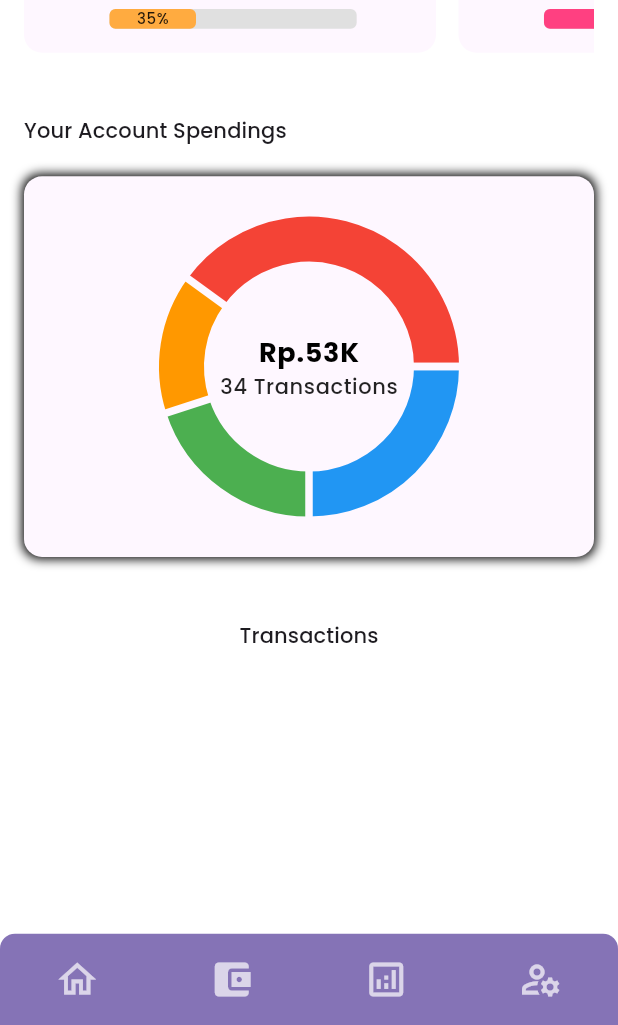
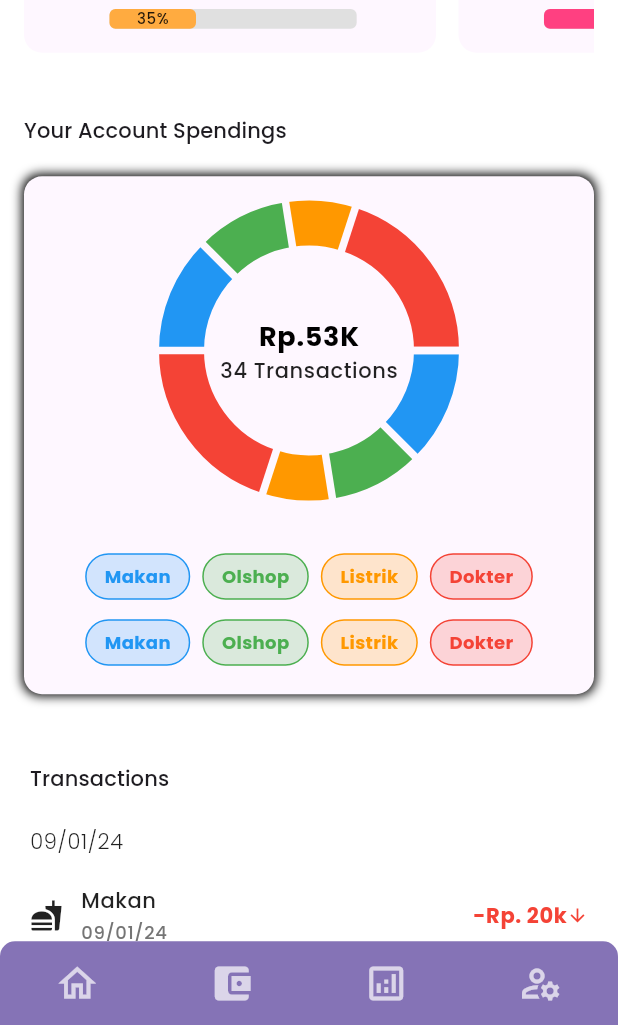
Before and after one commit to Airmax21/mono, a Flutter app: the Budgets screen opened by its route, on a phone screen of 412 x 824 dp, the part 211-1236 px from its top. Run offline on Flutter 3.47's test engine with Material 3 defaults, Android fonts, the phone set to English and light mode, and no system bars; drawn by our look-alikes of fl_chart; our stand-ins replace firebase_analytics, firebase_core, get, get_storage; accounts and stored records are empty.

Commit message:
feat: add legend tag & transactions list in budgets page

```diff
--- a/lib/components/bottom_navigation_bar.dart
+++ b/lib/components/bottom_navigation_bar.dart
@@ -11,7 +11,7 @@ class CustomBottomNavigationBar extends StatelessWidget {
   Widget build(BuildContext context) {
     // TODO: implement build
     return Container(
-      height: getProportionateScreenHeight(60),
+      height: getProportionateScreenHeight(55),
       decoration: BoxDecoration(
         color: Get.theme.primaryColor.withOpacity(0.8),
         borderRadius: BorderRadius.vertical(top: Radius.circular(10)),
--- /dev/null
+++ b/lib/components/legend_tag.dart
@@ -0,0 +1,30 @@
+import 'package:flutter/material.dart';
+import 'package:mono_app/size_config.dart';
+
+class LegendTag extends StatelessWidget {
+  final Color color;
+  final String label;
+
+  const LegendTag({super.key, required this.color, required this.label});
+
+  @override
+  Widget build(BuildContext context) {
+    return Container(
+      padding: EdgeInsets.symmetric(horizontal: 12, vertical: 6),
+      margin: EdgeInsets.symmetric(horizontal: 4, vertical: 4),
+      decoration: BoxDecoration(
+        color: color.withOpacity(0.2),
+        borderRadius: BorderRadius.circular(30),
+        border: Border.all(color: color),
+      ),
+      child: Text(
+        label,
+        style: TextStyle(
+          fontSize: 12,
+          color: color,
+          fontWeight: FontWeight.w600,
+        ),
+      ),
+    );
+  }
+}
--- a/lib/pages/budgets/layouts/summary_spending.dart
+++ b/lib/pages/budgets/layouts/summary_spending.dart
@@ -1,35 +1,70 @@
 import 'package:fl_chart/fl_chart.dart';
 import 'package:flutter/material.dart';
 import 'package:get/get.dart';
+import 'package:mono_app/components/legend_tag.dart';
 import 'package:mono_app/size_config.dart';
 
+final List<Map<String, dynamic>> getSectionsData = [
+  {
+    'color': Colors.blue,
+    'value': 25,
+    'label': '25%',
+    'title': 'Makan',
+  },
+  {
+    'color': Colors.green,
+    'value': 20,
+    'label': '20%',
+    'title': 'Olshop',
+  },
+  {
+    'color': Colors.orange,
+    'value': 15,
+    'label': '15%',
+    'title': 'Listrik',
+  },
+  {
+    'color': Colors.red,
+    'value': 40,
+    'label': '40%',
+    'title': 'Dokter',
+  },
+  {
+    'color': Colors.blue,
+    'value': 25,
+    'label': '25%',
+    'title': 'Makan',
+  },
+  {
+    'color': Colors.green,
+    'value': 20,
+    'label': '20%',
+    'title': 'Olshop',
+  },
+  {
+    'color': Colors.orange,
+    'value': 15,
+    'label': '15%',
+    'title': 'Listrik',
+  },
+  {
+    'color': Colors.red,
+    'value': 40,
+    'label': '40%',
+    'title': 'Dokter',
+  },
+];
+
 List<PieChartSectionData> getSections(int touchedIndex) {
-  return [
-    PieChartSectionData(
-      color: Colors.blue,
-      value: 25,
-      title: touchedIndex == 0 ? '25%' : '',
-      radius: touchedIndex == 0 ? 40 : 30,
-    ),
-    PieChartSectionData(
-      color: Colors.green,
-      value: 20,
-      title: touchedIndex == 1 ? '20%' : '',
-      radius: touchedIndex == 1 ? 40 : 30,
-    ),
-    PieChartSectionData(
-      color: Colors.orange,
-      value: 15,
-      title: touchedIndex == 2 ? '15%' : '',
-      radius: touchedIndex == 2 ? 40 : 30,
-    ),
-    PieChartSectionData(
-      color: Colors.red,
-      value: 40,
-      title: touchedIndex == 3 ? '40%' : '',
-      radius: touchedIndex == 3 ? 40 : 30,
-    ),
-  ];
+  return List.generate(getSectionsData.length, (index) {
+    final item = getSectionsData[index];
+    return PieChartSectionData(
+      color: item['color'],
+      value: item['value'].toDouble(),
+      title: touchedIndex == index ? '${item['value']}%' : '',
+      radius: touchedIndex == index ? 40 : 30,
+    );
+  });
 }
 
 class PieChartController extends GetxController {
@@ -60,7 +95,6 @@ class SummarySpending extends StatelessWidget {
             height: getProportionateScreenHeight(20),
           ),
           Container(
-              height: getProportionateScreenHeight(250),
             decoration: BoxDecoration(
               color: Get.theme.canvasColor,
               borderRadius: BorderRadius.circular(12),
@@ -71,10 +105,18 @@ class SummarySpending extends StatelessWidget {
                     spreadRadius: 1),
               ],
             ),
+            child: Column(
+              mainAxisAlignment: MainAxisAlignment.center,
+              children: [
+                Padding(
+                  padding: EdgeInsets.all(40),
                   child: Stack(
                     alignment: Alignment.center,
                     children: [
-                  Obx(
+                      SizedBox(
+                          width: double.infinity, // Atur lebar penuh
+                          height: getProportionateScreenHeight(150),
+                          child: Obx(
                             () => PieChart(
                               PieChartData(
                                 pieTouchData: PieTouchData(
@@ -83,12 +125,14 @@ class SummarySpending extends StatelessWidget {
                                         (FlTouchEvent event, pieTouchResponse) {
                                       if (!event.isInterestedForInteractions ||
                                           pieTouchResponse == null ||
-                                  pieTouchResponse.touchedSection == null) {
+                                          pieTouchResponse.touchedSection ==
+                                              null) {
                                         controller.updateTouchedIndex(-1);
                                         return;
                                       }
-                              controller.updateTouchedIndex(pieTouchResponse
-                                  .touchedSection!.touchedSectionIndex);
+                                      controller.updateTouchedIndex(
+                                          pieTouchResponse.touchedSection!
+                                              .touchedSectionIndex);
                                     }),
                                 borderData: FlBorderData(
                                   show: true, // Pastikan border ditampilkan
@@ -99,10 +143,11 @@ class SummarySpending extends StatelessWidget {
                                 ),
                                 sectionsSpace: 5,
                                 centerSpaceRadius: 70,
-                        sections: getSections(controller.touchedIndex.value),
+                                sections:
+                                    getSections(controller.touchedIndex.value),
                               ),
                             ),
-                  ),
+                          )),
                       Column(
                         mainAxisSize: MainAxisSize.min,
                         children: [
@@ -116,7 +161,24 @@ class SummarySpending extends StatelessWidget {
                         ],
                       ),
                     ],
-              )),
+                  ),
+                ),
+                Padding(
+                  padding: EdgeInsets.all(15),
+                  child: Wrap(
+                    alignment: WrapAlignment.center,
+                    runSpacing: 5,
+                    children: getSectionsData.map((item) {
+                      return LegendTag(
+                        color: item['color'] as Color,
+                        label: item['title'] as String,
+                      );
+                    }).toList(),
+                  ),
+                )
+              ],
+            ),
+          )
         ],
       ),
     );
--- a/lib/pages/budgets/layouts/transactions.dart
+++ b/lib/pages/budgets/layouts/transactions.dart
@@ -100,7 +100,7 @@ class Transactions extends StatelessWidget {
     final grouped = groupBy(transactions, (tx) => tx['date']);
 
     return Padding(
-      padding: const EdgeInsets.all(16),
+      padding: const EdgeInsets.all(20),
       child: Column(
         crossAxisAlignment: CrossAxisAlignment.start,
         mainAxisAlignment: MainAxisAlignment.center,
@@ -112,40 +112,42 @@ class Transactions extends StatelessWidget {
           SizedBox(
             height: getProportionateScreenHeight(15),
           ),
-          // ListView(
-          //   children: grouped.entries.map((entry) {
-          //     final date = entry.key;
-          //     final txs = entry.value;
+          ListView(
+            shrinkWrap: true,
+            physics: NeverScrollableScrollPhysics(),
+            children: grouped.entries.map((entry) {
+              final date = entry.key;
+              final txs = entry.value;
 
-          //     return Column(
-          //       crossAxisAlignment: CrossAxisAlignment.start,
-          //       children: [
-          //         Padding(
-          //           padding:
-          //               EdgeInsets.symmetric(vertical: 8.0, horizontal: 16),
-          //           child: Text(
-          //             date,
-          //             style: Get.textTheme.titleSmall,
-          //           ),
-          //         ),
-          //         // ...txs.map((tx) {
-          //         //   return Column(
-          //         //     children: [
-          //         //       TransactionItem(
-          //         //         icons: categoryIcon[tx["category"]] ??
-          //         //             Icons.help_outline,
-          //         //         title: tx["title"],
-          //         //         amount: tx["amount"],
-          //         //         isIncome: tx["isIncome"],
-          //         //         date: tx["date"],
-          //         //       ),
-          //         //     ],
-          //         //   );
-          //         // }).toList()
-          //       ],
-          //     );
-          //   }).toList(),
-          // )
+              return Column(
+                crossAxisAlignment: CrossAxisAlignment.start,
+                children: [
+                  Padding(
+                    padding:
+                        EdgeInsets.symmetric(vertical: 8.0),
+                    child: Text(
+                      date,
+                      style: Get.textTheme.bodySmall?.copyWith(fontWeight: FontWeight.w200),
+                    ),
+                  ),
+                  ...txs.map((tx) {
+                    return Column(
+                      children: [
+                        TransactionItem(
+                          icons: categoryIcon[tx["category"]] ??
+                              Icons.help_outline,
+                          title: tx["title"],
+                          amount: tx["amount"],
+                          isIncome: tx["isIncome"],
+                          date: tx["date"],
+                        ),
+                      ],
+                    );
+                  })
+                ],
+              );
+            }).toList(),
+          )
         ],
       ),
     );
```
Lines whose indentation alone changed are shown as unchanged.
